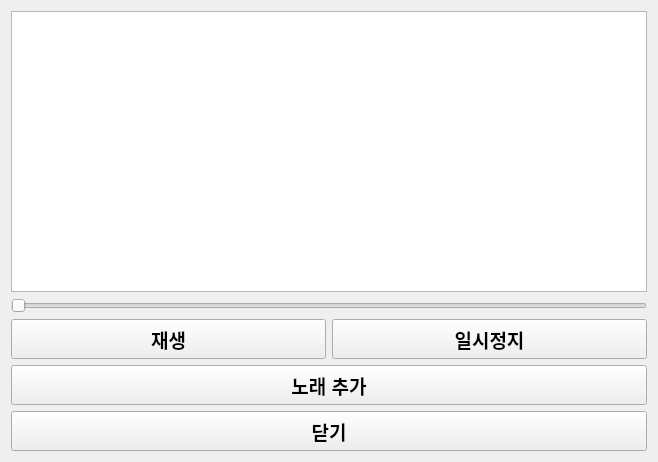
Qt form MusicPlayer/SongListsDialog.ui (SY008197/gimgo2) before a commit.
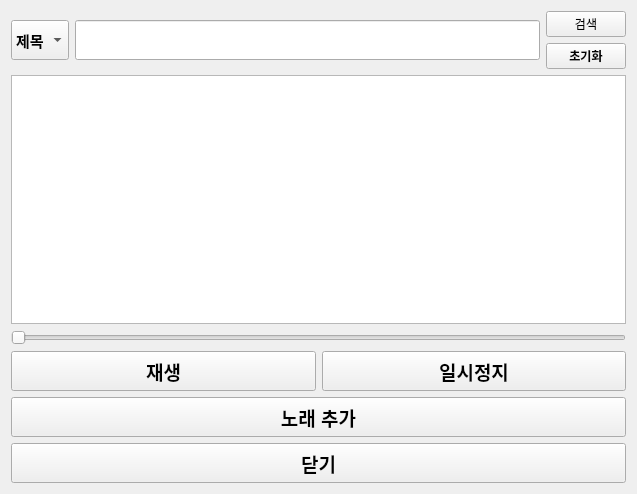
The same form after that commit.

Commit message: 검색 기능 추가 및 파일에 노래 포함

Patch:
```diff
--- a/MusicPlayer/SongListsDialog.ui
+++ b/MusicPlayer/SongListsDialog.ui
@@ -6,13 +6,92 @@
    <rect>
     <x>0</x>
     <y>0</y>
-    <width>658</width>
-    <height>462</height>
+    <width>637</width>
+    <height>494</height>
    </rect>
   </property>
   <property name="windowTitle">
    <string>Dialog</string>
   </property>
+  <layout class="QVBoxLayout" name="verticalLayout_3">
+   <item>
+    <layout class="QHBoxLayout" name="horizontalLayout_3">
+     <item>
+      <layout class="QHBoxLayout" name="horizontalLayout_2">
+       <item>
+        <widget class="QComboBox" name="comboSearchType">
+         <property name="minimumSize">
+          <size>
+           <width>0</width>
+           <height>40</height>
+          </size>
+         </property>
+         <property name="font">
+          <font>
+           <family>맑은 고딕</family>
+           <pointsize>11</pointsize>
+           <bold>true</bold>
+          </font>
+         </property>
+         <item>
+          <property name="text">
+           <string>제목</string>
+          </property>
+         </item>
+         <item>
+          <property name="text">
+           <string>가수</string>
+          </property>
+         </item>
+        </widget>
+       </item>
+      </layout>
+     </item>
+     <item>
+      <widget class="QLineEdit" name="lineEditSearch">
+       <property name="minimumSize">
+        <size>
+         <width>0</width>
+         <height>40</height>
+        </size>
+       </property>
+      </widget>
+     </item>
+     <item>
+      <layout class="QVBoxLayout" name="verticalLayout_2">
+       <item>
+        <widget class="QPushButton" name="btnSearch">
+         <property name="font">
+          <font/>
+         </property>
+         <property name="text">
+          <string>검색</string>
+         </property>
+         <property name="autoDefault">
+          <bool>false</bool>
+         </property>
+        </widget>
+       </item>
+       <item>
+        <widget class="QPushButton" name="btnClearSearch">
+         <property name="font">
+          <font>
+           <bold>true</bold>
+          </font>
+         </property>
+         <property name="text">
+          <string>초기화</string>
+         </property>
+         <property name="autoDefault">
+          <bool>false</bool>
+         </property>
+        </widget>
+       </item>
+      </layout>
+     </item>
+    </layout>
+   </item>
+   <item>
   <layout class="QVBoxLayout" name="verticalLayout">
    <item>
     <widget class="QListWidget" name="listWidgetSongs"/>
@@ -115,6 +194,8 @@
       <bool>false</bool>
      </property>
     </widget>
+     </item>
+    </layout>
    </item>
   </layout>
  </widget>
```
Lines whose indentation alone changed are shown as unchanged. The commit also changes 2 other files.
